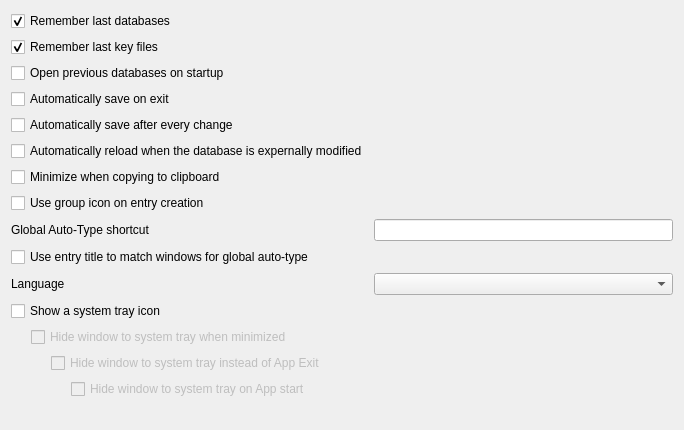
Above: src/gui/SettingsWidgetGeneral.ui from keepassxreboot/keepassxc before the change. Below: the same form after it.
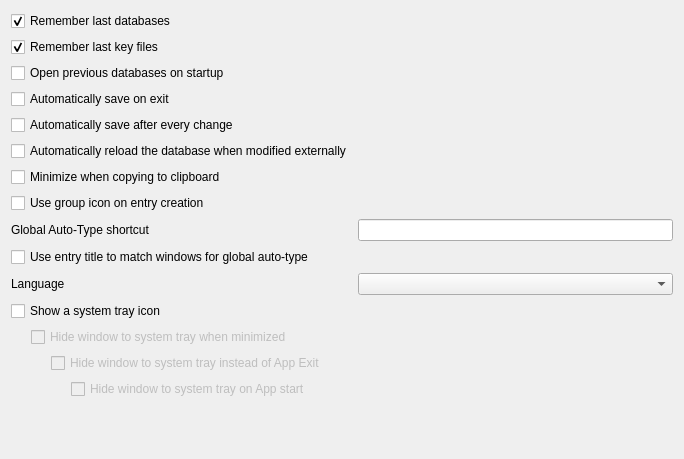
That is the form after the change. Custom widgets are drawn as their Qt base class.

The edit to the form file:
```diff
--- a/src/gui/SettingsWidgetGeneral.ui
+++ b/src/gui/SettingsWidgetGeneral.ui
@@ -7,7 +7,7 @@
     <x>0</x>
     <y>0</y>
     <width>684</width>
-    <height>430</height>
+    <height>459</height>
    </rect>
   </property>
   <layout class="QFormLayout" name="formLayout">
@@ -58,7 +58,7 @@
    <item row="5" column="0">
     <widget class="QCheckBox" name="autoReloadOnChangeCheckBox">
      <property name="text">
-      <string>Automatically reload when the database is expernally modified</string>
+      <string>Automatically reload the database when modified externally</string>
      </property>
     </widget>
    </item>
```
